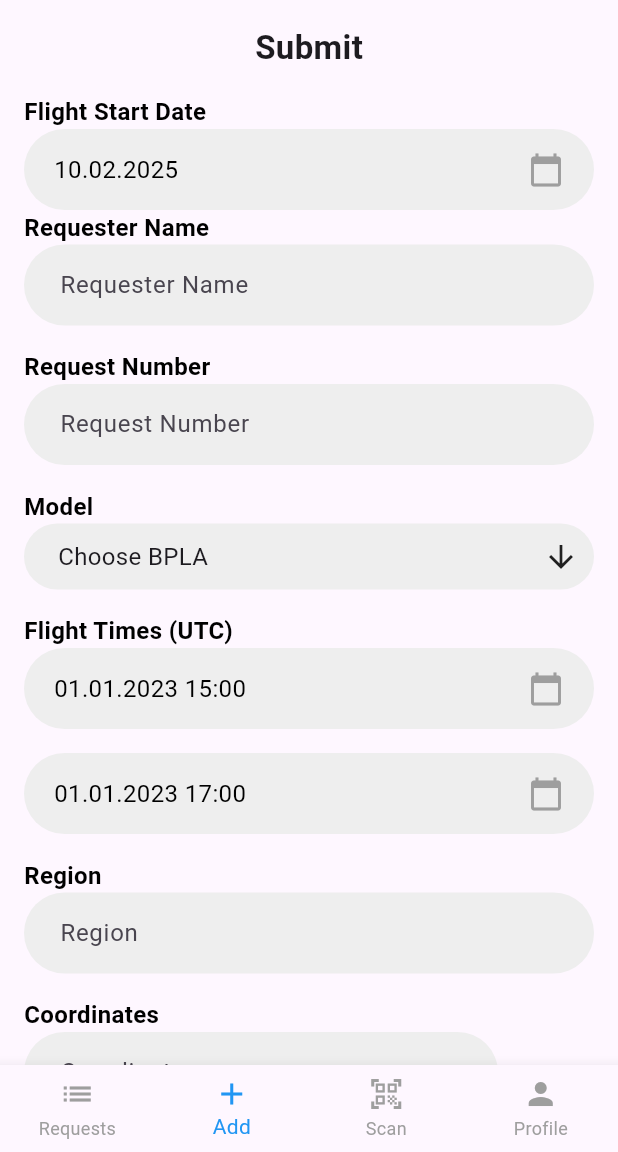
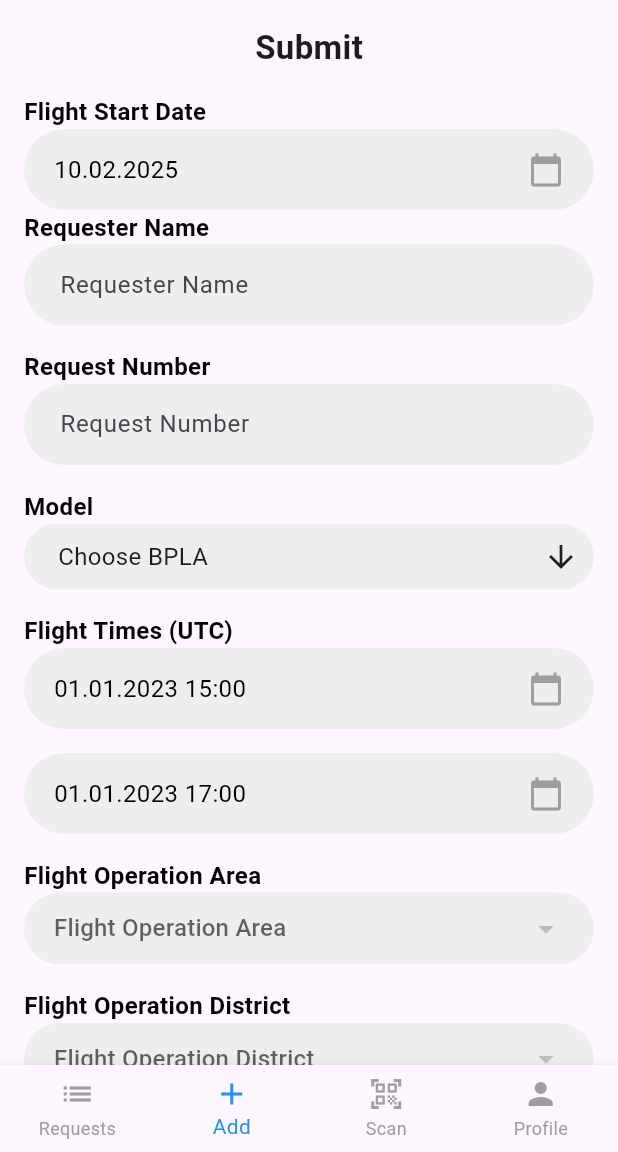
Before and after one commit to NirvanaEx/safesky, a Flutter app: the MainView screen opened directly, item 2 of the bottom bar chosen, on a phone screen of 412 x 824 dp, the part 84-1236 px from its top. Run offline on Flutter 3.47's test engine with Material 3 defaults, Android fonts, the phone set to English and light mode, and no system bars; drawn by our look-alikes of multi_select_flutter; our stand-ins replace connectivity_plus, file_picker, flutter_chat_bubble, flutter_local_notifications, flutter_map, flutter_svg and 11 more; missing offline and left inert: flutter_map_tile_caching, mobile_scanner, syncfusion_flutter_pdfviewer, workmanager; accounts and stored records are empty; generated files the repository leaves out were written again; network calls fail; project files that could hold a hidden picture were left out.

Commit message:
Добавлен новые методы в add_request_view и add_request_viewmodel. Также исправлены .arb. -Вместо region используется landmart (Ориентир) -Исправлены название Роутов

```diff
--- a/lib/config/api_routes.dart
+++ b/lib/config/api_routes.dart
@@ -28,8 +28,8 @@ class ApiRoutes {
   static const String requestDelete = '${Config.apiUrl}/bpla/plan';
 
   // Справочник
-  static const String requestDistrict = '${Config.apiUrl}/dist/district';
-  static const String requestRegion = '${Config.apiUrl}/dist/region';
+  static const String requestDistrict = '${Config.apiUrl}/dict/district';
+  static const String requestRegion = '${Config.apiUrl}/dict/region';
 
 
   // Трасляция местоположение
--- a/lib/l10n/app_en.arb
+++ b/lib/l10n/app_en.arb
@@ -134,6 +134,7 @@
   "addRequestView_flightSign": "Flight Sign",
   "addRequestView_flightTimes": "Flight Times (UTC)",
   "addRequestView_region": "Region",
+  "addRequestView_landmark": "Flight Operation Landmark",
   "addRequestView_flightOperationArea": "Flight Operation Area",
   "addRequestView_flightOperationDistrict": "Flight Operation District",
 
@@ -180,7 +181,7 @@
   "addRequestView_invalidContractDate": "Invalid contract date",
   "addRequestView_invalidRequesterName": "Requester name cannot be empty",
   "addRequestView_invalidModel": "Model must be selected",
-  "addRequestView_invalidRegion": "The flight region cannot be empty",
+  "addRequestView_invalidRegion": "The landmark cannot be empty",
   "addRequestView_invalidPurpose": "Purpose must be selected",
   "addRequestView_invalidPhoneNumber": "Invalid phone number",
   "addRequestView_invalidEmail": "Invalid email format",
--- a/lib/l10n/app_ru.arb
+++ b/lib/l10n/app_ru.arb
@@ -135,6 +135,8 @@
   "addRequestView_flightSign": "Регистрационный опознавательный знак БПЛА",
   "addRequestView_flightTimes": "Время начала и окончания полета (UTC)",
   "addRequestView_region": "Регион выполнения полета",
+  "addRequestView_landmark": "Ориентир выполнения полета",
+
   "addRequestView_flightOperationArea": "Область выполнения полетов",
   "addRequestView_flightOperationDistrict": "Район выполнения полетов",
 
@@ -181,7 +183,7 @@
   "addRequestView_invalidContractDate": "Некорректное значение даты договора",
   "addRequestView_invalidRequesterName": "Наименование заявителя не может быть пустым",
   "addRequestView_invalidModel": "Модель должна быть выбрана",
-  "addRequestView_invalidRegion": "Регион полета не должен быть пустым",
+  "addRequestView_invalidRegion": "Ориентир полета не должен быть пустым",
   "addRequestView_invalidPurpose": "Цель полета должна быть выбрана",
   "addRequestView_invalidPhoneNumber": "Некорректный номер телефона",
   "addRequestView_invalidEmail": "Некорректный формат email",
--- a/lib/l10n/app_uz.arb
+++ b/lib/l10n/app_uz.arb
@@ -135,6 +135,7 @@
   "addRequestView_flightSign": "Parvoz belgisi",
   "addRequestView_flightTimes": "Parvoz vaqtlari (UTC)",
   "addRequestView_region": "Hudud",
+  "addRequestView_landmark": "Parvozlarni amalga oshirish yo'nalishi",
   "addRequestView_flightOperationArea": "Parvozlarni amalga oshirish hududi",
   "addRequestView_flightOperationDistrict": "Parvozlarni amalga oshirish tumani",
 
@@ -181,7 +182,7 @@
   "addRequestView_invalidContractDate": "Shartnoma sanasi noto'g'ri",
   "addRequestView_invalidRequesterName": "Ariza beruvchi nomi bo'sh bo'lishi mumkin emas",
   "addRequestView_invalidModel": "Model tanlanishi kerak",
-  "addRequestView_invalidRegion": "Parvoz hududi bo‘sh bo‘lishi mumkin emas",
+  "addRequestView_invalidRegion": "Parvoz amalga oshirish yo'nalishi bo‘sh bo‘lishi mumkin emas",
   "addRequestView_invalidPurpose": "Maqsad tanlanishi kerak",
   "addRequestView_invalidPhoneNumber": "Noto'g'ri telefon raqami",
   "addRequestView_invalidEmail": "Email formati noto'g'ri",
--- a/lib/views/home/add_request_view.dart
+++ b/lib/views/home/add_request_view.dart
@@ -4,6 +4,8 @@ import 'package:flutter/services.dart';
 import 'package:intl/intl.dart';
 import 'package:latlong2/latlong.dart';
 import 'package:provider/provider.dart';
+import 'package:safe_sky/models/district_model.dart';
+import 'package:safe_sky/models/region_model.dart';
 import '../../models/request.dart';
 import '../../viewmodels/add_request_viewmodel.dart';
 import '../map/map_select_location_view.dart';
@@ -116,8 +118,28 @@ class _AddRequestViewState extends State<AddRequestView> {
           ],
         ),
         SizedBox(height: 16),
-        _buildLabel(localizations.addRequestView_region),
-        _buildTextField(viewModel.regionController, hintText: localizations.addRequestView_region, isText: true),
+        _buildLabel(localizations.addRequestView_flightOperationArea),
+        _buildDropdown<RegionModel>(
+          items: viewModel.regionList,
+          selectedValue: viewModel.selectedRegion,
+          onChanged: (value) => viewModel.setSelectedRegion(value!),
+          hint: localizations.addRequestView_flightOperationArea,
+          getItemName: (region) => region.name,
+        ),
+
+        SizedBox(height: 16),
+        _buildLabel(localizations.addRequestView_flightOperationDistrict),
+        _buildDropdown<DistrictModel>(
+          items: viewModel.districtList,
+          selectedValue: viewModel.selectedDistrict,
+          onChanged: (value) => viewModel.setSelectedDistrict(value!),
+          hint: localizations.addRequestView_flightOperationDistrict,
+          getItemName: (district) => district.name,
+        ),
+
+        SizedBox(height: 16),
+        _buildLabel(localizations.addRequestView_landmark),
+        _buildTextField(viewModel.landmarkController, hintText: localizations.addRequestView_region, isText: true),
 
         SizedBox(height: 16),
         _buildLabel(localizations.addRequestView_coordinates),
```
Also changed, not shown: lib/viewmodels/add_request_viewmodel.dart (+53 -6 lines).
